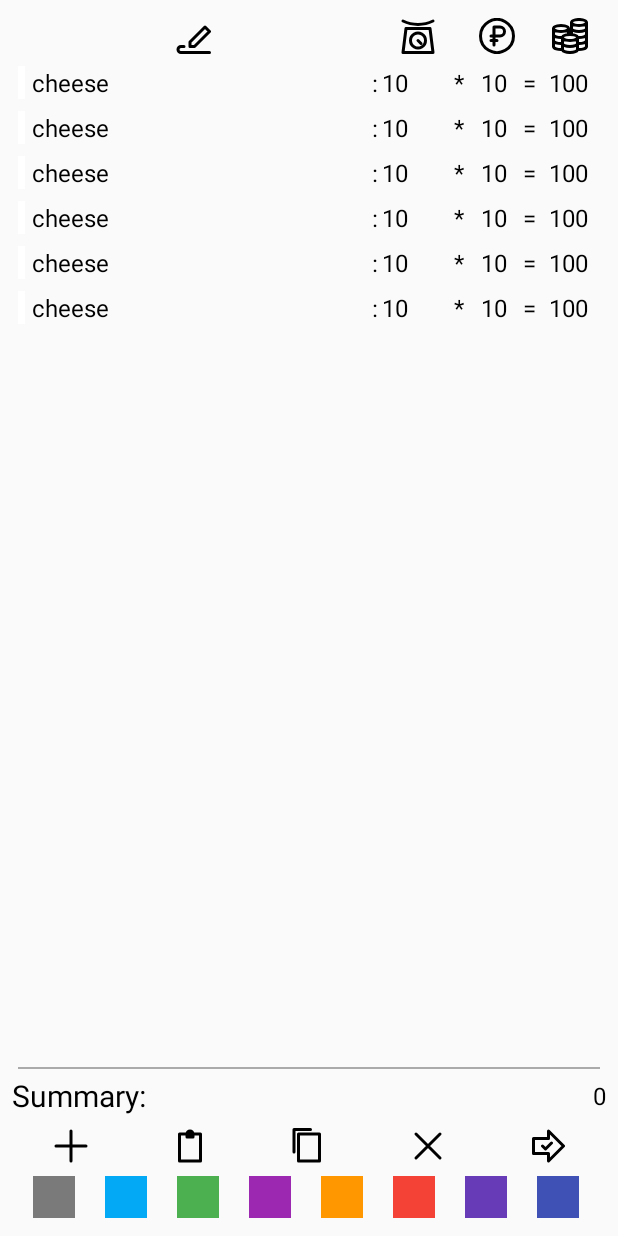
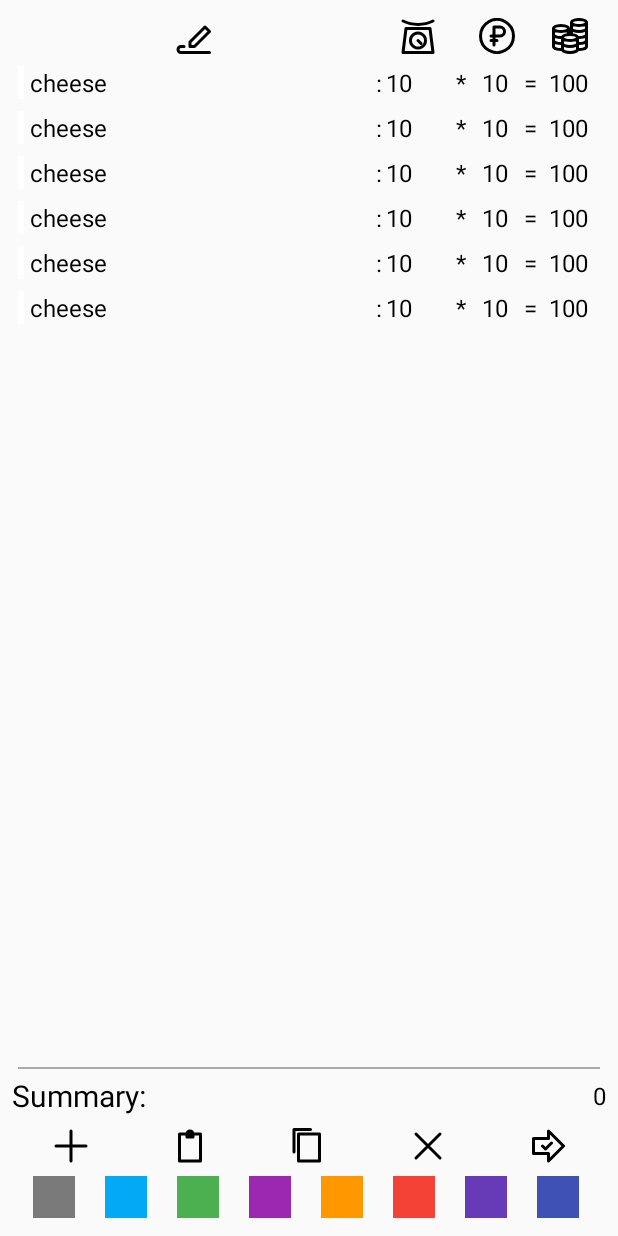
Before and after one commit to pinbraerts/Market, an Android app: the layout activity_edit.xml on its own in the app's theme, with its tools: preview values and no code run, on a phone screen of 412 x 824 dp. Run offline under Robolectric (Android 15) with nearby library versions, the phone set to English and light mode, and no system bars.

Commit message:
Minor refactoring

```diff
--- a/app/src/main/java/did/pinbraerts/market/VerifyActivity.kt
+++ b/app/src/main/java/did/pinbraerts/market/VerifyActivity.kt
@@ -48,7 +48,7 @@ class VerifyActivity : AppCompatActivity() {
             recyclerView,
             MarketData.data,
             findViewById(R.id.tv_summary_cost),
-            findViewById(R.id.tv_summary_error),
+            findViewById(R.id.tv_summary_discrepancy),
         )
         recyclerView.adapter = viewAdapter
 
@@ -61,7 +61,7 @@ class VerifyActivity : AppCompatActivity() {
 //        }
 
         val clipboard = getSystemService(Context.CLIPBOARD_SERVICE) as ClipboardManager
-        findViewById<ImageButton>(R.id.btn_copy).setOnClickListener {
+        findViewById<ImageButton>(R.id.ib_copy).setOnClickListener {
             clipboard.setPrimaryClip(ClipData.newPlainText("simple text", viewAdapter.toPlainText()))
             Toast.makeText(this, "Text has been copied into clipboard", Toast.LENGTH_SHORT).show()
         }
--- a/app/src/main/java/did/pinbraerts/market/VerifyAdapter.kt
+++ b/app/src/main/java/did/pinbraerts/market/VerifyAdapter.kt
@@ -31,7 +31,7 @@ class VerifyAdapter(
         val tv_price: TextView = view.findViewById(R.id.tv_price),
         val et_weight: EditText = view.findViewById(R.id.et_weight),
         val tv_cost: TextView = view.findViewById(R.id.tv_cost),
-        val tv_delta: TextView = view.findViewById(R.id.tv_delta),
+        val tv_delta: TextView = view.findViewById(R.id.tv_discrepancy),
     ): BaseViewHolder(view) {
         override fun setColor(color: Int) {
             v_color.setBackgroundColor(MarketData.palette[color])
--- a/app/src/main/res/drawable/ic_weight.xml
+++ b/app/src/main/res/drawable/ic_weight.xml
@@ -4,6 +4,21 @@
     android:height="24dp"
     android:viewportHeight="24"
     android:viewportWidth="24">
+
+    <group
+        android:name="scalepan"
+        android:translateX="2"
+        android:translateY="2">
+
+        <path
+            android:strokeWidth="2"
+            android:strokeLineCap="round"
+            android:strokeLineJoin="round"
+            android:fillColor="#00000000"
+            android:strokeColor="#000000"
+            android:pathData="a 20 17 0 0 0 20 0"/>
+
+    </group>
 
     <path
         android:strokeWidth="2"
@@ -12,10 +27,7 @@
         android:fillColor="#00000000"
         android:strokeColor="#000000"
         android:pathData="
-            M 2 2
-            a 20 17 0 0 0 20 0
-
-            m -18 5
+            M 4 7
             h 16
             l 2 16
             h -20
@@ -23,9 +35,23 @@
 
             m 3 8
             a 5 5 0 1 1 0 0.001
-            m 5 0
-            l 2 2
         "
         />
 
+    <group
+        android:name="tick"
+        android:translateX="12"
+        android:translateY="15">
+
+        <path
+            android:strokeWidth="2"
+            android:strokeLineCap="round"
+            android:strokeLineJoin="round"
+            android:fillColor="#00000000"
+            android:strokeColor="#000000"
+            android:pathData="l 2 2"
+        />
+
+    </group>
+
 </vector>
--- a/app/src/main/res/layout/activity_edit.xml
+++ b/app/src/main/res/layout/activity_edit.xml
@@ -56,28 +56,28 @@
         android:orientation="horizontal">
 
         <ImageButton
-            android:id="@+id/btn_add"
+            android:id="@+id/ib_add"
             style="@style/ib_icon"
             android:src="@drawable/ic_add"
             android:contentDescription="@string/add"
         />
 
         <ImageButton
-            android:id="@+id/btn_paste"
+            android:id="@+id/ib_paste"
             style="@style/ib_icon"
             android:src="@drawable/ic_paste"
             android:contentDescription="@string/paste"
         />
 
         <ImageButton
-            android:id="@+id/btn_copy"
+            android:id="@+id/ib_copy"
             style="@style/ib_icon"
             android:src="@drawable/ic_copy"
             android:contentDescription="@string/copy"
         />
 
         <ImageButton
-            android:id="@+id/btn_remove"
+            android:id="@+id/ib_clear"
             style="@style/ib_icon"
             android:src="@drawable/ic_cross"
             android:contentDescription="@string/remove_all"
@@ -93,7 +93,7 @@
     </LinearLayout>
 
     <did.pinbraerts.market.ColorPicker
-        android:id="@+id/w_palette"
+        android:id="@+id/w_color_picker"
         android:layout_margin="@dimen/small_margin"
         android:layout_width="match_parent"
         android:layout_height="@dimen/color_size"
--- a/app/src/main/res/layout/activity_verify.xml
+++ b/app/src/main/res/layout/activity_verify.xml
@@ -49,7 +49,7 @@
             android:text="@string/zero" />
 
         <TextView
-            android:id="@+id/tv_summary_error"
+            android:id="@+id/tv_summary_discrepancy"
             style="@style/tv_base"
             android:layout_weight="1"
             android:textColor="@color/correct"
@@ -78,7 +78,7 @@
 <!--        />-->
 
         <ImageButton
-            android:id="@+id/btn_copy"
+            android:id="@+id/ib_copy"
             android:src="@drawable/ic_copy"
             android:contentDescription="@string/copy"
             style="@style/ib_icon"
--- a/app/src/main/res/layout/item_edit.xml
+++ b/app/src/main/res/layout/item_edit.xml
@@ -24,7 +24,7 @@
     <EditText
         android:id="@+id/et_name"
         style="@style/et_base"
-        android:layout_weight="4.8"
+        android:layout_weight="5"
         android:hint="@string/cheese"
         android:importantForAutofill="no"
         tools:text="@string/cheese"
@@ -60,7 +60,7 @@
     />
 
     <TextView
-        android:text="@string/assign"
+        android:text="@string/equals"
         style="@style/tv_divider"
     />
 
--- a/app/src/main/res/layout/item_verify.xml
+++ b/app/src/main/res/layout/item_verify.xml
@@ -58,7 +58,7 @@
     />
 
     <TextView
-        android:text="@string/assign"
+        android:text="@string/equals"
         style="@style/tv_divider"
     />
 
@@ -72,7 +72,7 @@
     <View style="@style/tv_divider" />
 
     <TextView
-        android:id="@+id/tv_delta"
+        android:id="@+id/tv_discrepancy"
         style="@style/tv_base"
         android:text="@string/zero"
         android:textColor="@color/correct"
--- a/app/src/main/res/values/strings.xml
+++ b/app/src/main/res/values/strings.xml
@@ -17,6 +17,6 @@
     <string name="semicolon" translatable="false">:</string>
     <string name="asterisk" translatable="false">*</string>
     <string name="zero" translatable="false">0</string>
-    <string name="assign" translatable="false">=</string>
+    <string name="equals" translatable="false">=</string>
     <string name="cheese">cheese</string>
 </resources>
--- a/app/src/main/res/values/styles.xml
+++ b/app/src/main/res/values/styles.xml
@@ -14,7 +14,7 @@
     </style>
 
     <style name="ib_icon" parent="linear_child">
-        <item name="android:background">@null</item>
+        <item name="android:background">@android:color/transparent</item>
         <item name="android:padding">@dimen/small_margin</item>
         <item name="android:layout_weight">1</item>
     </style>
```
Also changed, not shown: app/src/main/java/did/pinbraerts/market/EditActivity.kt (+5 -5 lines).
